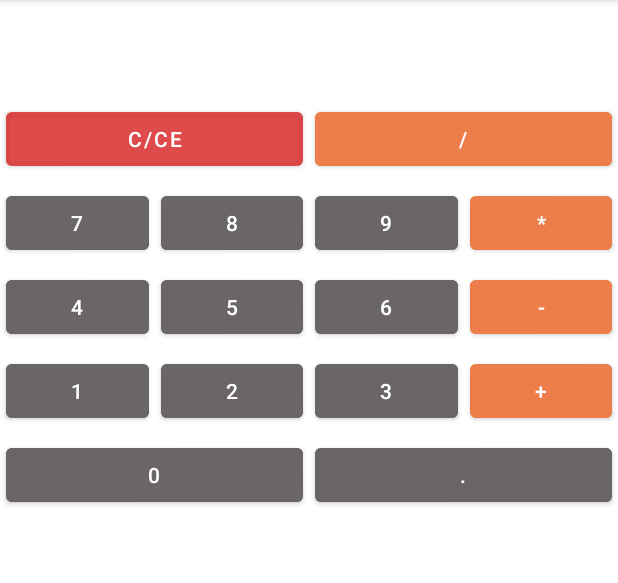
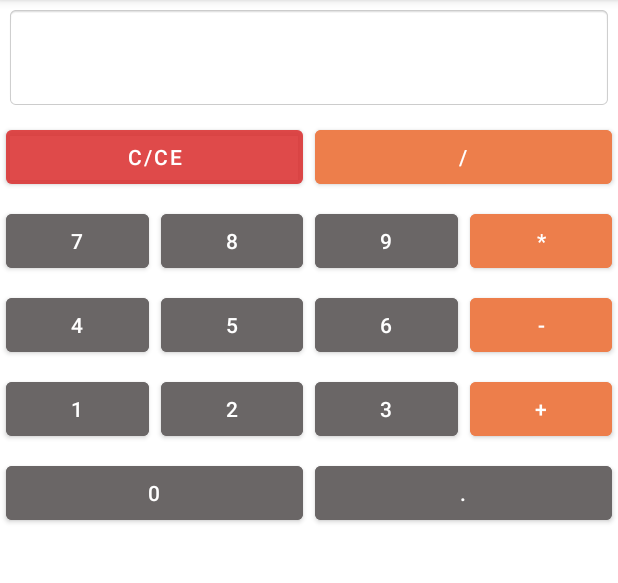
Before and after one commit to RadmirSh/CalculatorV2, an Android app: the screen it shows after launch (CalculatorActivity), on a phone screen of 412 x 824 dp, the part 84-667 px from its top. Run offline under Robolectric (Android 15) with nearby library versions, the phone set to English and light mode, and no system bars.

Commit message:
Изменен стиль в land layout(шрифт,размер,радиус закругления)

```diff
--- a/app/src/main/res/layout-land/activity_calculator.xml
+++ b/app/src/main/res/layout-land/activity_calculator.xml
@@ -3,6 +3,7 @@
     xmlns:tools="http://schemas.android.com/tools"
     android:layout_width="match_parent"
     android:layout_height="match_parent"
+    xmlns:app="http://schemas.android.com/apk/res-auto"
     android:layout_gravity="center"
     android:columnCount="4"
     android:useDefaultMargins="true">
@@ -14,6 +15,7 @@
         android:layout_height="wrap_content"
         android:layout_columnSpan="4"
         android:layout_gravity="fill_horizontal"
+        android:background="@android:drawable/editbox_background"
         android:gravity="end"
         android:textSize="@dimen/textView"
         tools:text="111" />
@@ -23,148 +25,117 @@
         android:id="@+id/zeroing"
         android:layout_width="wrap_content"
         android:layout_height="wrap_content"
-        android:layout_columnSpan="2"
-        android:layout_columnWeight="1"
         android:backgroundTint="@color/red"
-        android:textSize="@dimen/textButton"
-        android:text="@string/key_zeroing" />
+        android:text="@string/key_zeroing"
+        style="@style/CalcBigButtonLand"/>
 
     <com.google.android.material.button.MaterialButton
         android:id="@+id/division"
         android:layout_width="wrap_content"
         android:layout_height="wrap_content"
-        android:layout_columnSpan="2"
-        android:layout_columnWeight="1"
         android:backgroundTint="@color/orange"
-        android:textSize="@dimen/textButton"
-        android:text="@string/key_division" />
+        android:text="@string/key_division"
+        style="@style/CalcBigButtonLand"/>
 
     <com.google.android.material.button.MaterialButton
         android:id="@+id/key_7"
         android:layout_width="wrap_content"
         android:layout_height="wrap_content"
-        android:layout_columnWeight="1"
-        android:backgroundTint="@color/grey"
-        android:textSize="@dimen/textButton"
-        android:text="@string/key_7" />
+        android:text="@string/key_7"
+        style="@style/CalcButtonLand"/>
 
     <com.google.android.material.button.MaterialButton
         android:id="@+id/key_8"
         android:layout_width="wrap_content"
         android:layout_height="wrap_content"
-        android:layout_columnWeight="1"
-        android:backgroundTint="@color/grey"
-        android:textSize="@dimen/textButton"
-        android:text="@string/key_8" />
+        android:text="@string/key_8"
+        style="@style/CalcButtonLand"/>
 
     <com.google.android.material.button.MaterialButton
         android:id="@+id/key_9"
         android:layout_width="wrap_content"
         android:layout_height="wrap_content"
-        android:layout_columnWeight="1"
-        android:backgroundTint="@color/grey"
-        android:textSize="@dimen/textButton"
-        android:text="@string/key_9" />
+        android:text="@string/key_9"
+        style="@style/CalcButtonLand"/>
 
     <com.google.android.material.button.MaterialButton
         android:id="@+id/composition"
         android:layout_width="wrap_content"
         android:layout_height="wrap_content"
-        android:layout_columnWeight="1"
         android:backgroundTint="@color/orange"
-        android:textSize="@dimen/textButton"
-        android:text="@string/key_composition" />
+        android:text="@string/key_composition"
+        style="@style/CalcButtonLand"/>
 
     <com.google.android.material.button.MaterialButton
         android:id="@+id/key_4"
         android:layout_width="wrap_content"
         android:layout_height="wrap_content"
-        android:layout_columnWeight="1"
-        android:backgroundTint="@color/grey"
-        android:textSize="@dimen/textButton"
-        android:text="@string/key_4" />
+        android:text="@string/key_4"
+        style="@style/CalcButtonLand"/>
 
     <com.google.android.material.button.MaterialButton
         android:id="@+id/key_5"
         android:layout_width="wrap_content"
         android:layout_height="wrap_content"
-        android:layout_columnWeight="1"
-        android:backgroundTint="@color/grey"
-        android:textSize="@dimen/textButton"
-        android:text="@string/key_5" />
+        android:text="@string/key_5"
+        style="@style/CalcButtonLand"/>
 
     <com.google.android.material.button.MaterialButton
         android:id="@+id/key_6"
         android:layout_width="wrap_content"
         android:layout_height="wrap_content"
-        android:layout_columnWeight="1"
-        android:backgroundTint="@color/grey"
-        android:textSize="@dimen/textButton"
-        android:text="@string/key_6" />
+        android:text="@string/key_6"
+        style="@style/CalcButtonLand"/>
 
     <com.google.android.material.button.MaterialButton
         android:id="@+id/key_subtraction"
         android:layout_width="wrap_content"
         android:layout_height="wrap_content"
-        android:layout_columnWeight="1"
         android:backgroundTint="@color/orange"
-        android:textSize="@dimen/textButton"
-        android:text="@string/key_subtraction" />
+        android:text="@string/key_subtraction"
+        style="@style/CalcButtonLand"/>
 
     <com.google.android.material.button.MaterialButton
         android:id="@+id/key_1"
         android:layout_width="wrap_content"
         android:layout_height="wrap_content"
-        android:layout_columnWeight="1"
-        android:backgroundTint="@color/grey"
-        android:textSize="@dimen/textButton"
-        android:text="@string/key_1" />
+        android:text="@string/key_1"
+        style="@style/CalcButtonLand"/>
 
     <com.google.android.material.button.MaterialButton
         android:id="@+id/key_2"
         android:layout_width="wrap_content"
         android:layout_height="wrap_content"
-        android:layout_columnWeight="1"
-        android:backgroundTint="@color/grey"
-        android:textSize="@dimen/textButton"
-        android:text="@string/key_2" />
+        android:text="@string/key_2"
+        style="@style/CalcButtonLand"/>
 
     <com.google.android.material.button.MaterialButton
         android:id="@+id/key_3"
         android:layout_width="wrap_content"
         android:layout_height="wrap_content"
-        android:layout_columnWeight="1"
-        android:backgroundTint="@color/grey"
-        android:textSize="@dimen/textButton"
-        android:text="@string/key_3" />
+        android:text="@string/key_3"
+        style="@style/CalcButtonLand"/>
 
     <com.google.android.material.button.MaterialButton
         android:id="@+id/key_addition"
         android:layout_width="wrap_content"
         android:layout_height="wrap_content"
-        android:layout_columnWeight="1"
         android:backgroundTint="@color/orange"
-        android:textSize="@dimen/textButton"
-        android:text="@string/key_addition" />
+        android:text="@string/key_addition"
+        style="@style/CalcButtonLand"/>
 
     <com.google.android.material.button.MaterialButton
         android:id="@+id/key_0"
         android:layout_width="wrap_content"
         android:layout_height="wrap_content"
-        android:layout_columnSpan="2"
-        android:layout_columnWeight="1"
-        android:backgroundTint="@color/grey"
-        android:textSize="@dimen/textButton"
-        android:text="@string/key_0" />
+        android:text="@string/key_0"
+        style="@style/CalcBigButtonLand"/>
 
     <com.google.android.material.button.MaterialButton
         android:id="@+id/dot"
         android:layout_width="wrap_content"
         android:layout_height="wrap_content"
-        android:layout_columnSpan="2"
-        android:layout_columnWeight="1"
-        android:backgroundTint="@color/grey"
-        android:textSize="@dimen/textButton"
-        android:text="@string/key_dot" />
+        android:text="@string/key_dot"
+        style="@style/CalcBigButtonLand"/>
 
 </GridLayout>
--- a/app/src/main/res/layout/activity_calculator.xml
+++ b/app/src/main/res/layout/activity_calculator.xml
@@ -14,6 +14,7 @@
         android:layout_height="wrap_content"
         android:layout_columnSpan="4"
         android:layout_gravity="fill_horizontal"
+        android:background="@android:drawable/editbox_background"
         android:gravity="end"
         android:textSize="@dimen/textView"
         tools:text="111" />
@@ -26,8 +27,8 @@
         android:layout_columnSpan="2"
         android:layout_columnWeight="1"
         android:backgroundTint="@color/red"
-        android:textSize="@dimen/textButton"
-        android:text="@string/key_zeroing" />
+        android:text="@string/key_zeroing"
+        android:textSize="@dimen/textButton" />
 
     <com.google.android.material.button.MaterialButton
         android:id="@+id/division"
@@ -36,8 +37,8 @@
         android:layout_columnSpan="2"
         android:layout_columnWeight="1"
         android:backgroundTint="@color/orange"
-        android:textSize="@dimen/textButton"
-        android:text="@string/key_division" />
+        android:text="@string/key_division"
+        android:textSize="@dimen/textButton" />
 
     <com.google.android.material.button.MaterialButton
         android:id="@+id/key_7"
@@ -45,8 +46,8 @@
         android:layout_height="wrap_content"
         android:layout_columnWeight="1"
         android:backgroundTint="@color/grey"
-        android:textSize="@dimen/textButton"
-        android:text="@string/key_7" />
+        android:text="@string/key_7"
+        android:textSize="@dimen/textButton" />
 
     <com.google.android.material.button.MaterialButton
         android:id="@+id/key_8"
@@ -54,8 +55,8 @@
         android:layout_height="wrap_content"
         android:layout_columnWeight="1"
         android:backgroundTint="@color/grey"
-        android:textSize="@dimen/textButton"
-        android:text="@string/key_8" />
+        android:text="@string/key_8"
+        android:textSize="@dimen/textButton" />
 
     <com.google.android.material.button.MaterialButton
         android:id="@+id/key_9"
@@ -63,8 +64,8 @@
         android:layout_height="wrap_content"
         android:layout_columnWeight="1"
         android:backgroundTint="@color/grey"
-        android:textSize="@dimen/textButton"
-        android:text="@string/key_9" />
+        android:text="@string/key_9"
+        android:textSize="@dimen/textButton" />
 
     <com.google.android.material.button.MaterialButton
         android:id="@+id/composition"
@@ -72,8 +73,8 @@
         android:layout_height="wrap_content"
         android:layout_columnWeight="1"
         android:backgroundTint="@color/orange"
-        android:textSize="@dimen/textButton"
-        android:text="@string/key_composition" />
+        android:text="@string/key_composition"
+        android:textSize="@dimen/textButton" />
 
     <com.google.android.material.button.MaterialButton
         android:id="@+id/key_4"
@@ -81,8 +82,8 @@
         android:layout_height="wrap_content"
         android:layout_columnWeight="1"
         android:backgroundTint="@color/grey"
-        android:textSize="@dimen/textButton"
-        android:text="@string/key_4" />
+        android:text="@string/key_4"
+        android:textSize="@dimen/textButton" />
 
     <com.google.android.material.button.MaterialButton
         android:id="@+id/key_5"
@@ -90,8 +91,8 @@
         android:layout_height="wrap_content"
         android:layout_columnWeight="1"
         android:backgroundTint="@color/grey"
-        android:textSize="@dimen/textButton"
-        android:text="@string/key_5" />
+        android:text="@string/key_5"
+        android:textSize="@dimen/textButton" />
 
     <com.google.android.material.button.MaterialButton
         android:id="@+id/key_6"
@@ -99,8 +100,8 @@
         android:layout_height="wrap_content"
         android:layout_columnWeight="1"
         android:backgroundTint="@color/grey"
-        android:textSize="@dimen/textButton"
-        android:text="@string/key_6" />
+        android:text="@string/key_6"
+        android:textSize="@dimen/textButton" />
 
     <com.google.android.material.button.MaterialButton
         android:id="@+id/key_subtraction"
@@ -108,8 +109,8 @@
         android:layout_height="wrap_content"
         android:layout_columnWeight="1"
         android:backgroundTint="@color/orange"
-        android:textSize="@dimen/textButton"
-        android:text="@string/key_subtraction" />
+        android:text="@string/key_subtraction"
+        android:textSize="@dimen/textButton" />
 
     <com.google.android.material.button.MaterialButton
         android:id="@+id/key_1"
@@ -117,8 +118,8 @@
         android:layout_height="wrap_content"
         android:layout_columnWeight="1"
         android:backgroundTint="@color/grey"
-        android:textSize="@dimen/textButton"
-        android:text="@string/key_1" />
+        android:text="@string/key_1"
+        android:textSize="@dimen/textButton" />
 
     <com.google.android.material.button.MaterialButton
         android:id="@+id/key_2"
@@ -126,8 +127,8 @@
         android:layout_height="wrap_content"
         android:layout_columnWeight="1"
         android:backgroundTint="@color/grey"
-        android:textSize="@dimen/textButton"
-        android:text="@string/key_2" />
+        android:text="@string/key_2"
+        android:textSize="@dimen/textButton" />
 
     <com.google.android.material.button.MaterialButton
         android:id="@+id/key_3"
@@ -135,8 +136,8 @@
         android:layout_height="wrap_content"
         android:layout_columnWeight="1"
         android:backgroundTint="@color/grey"
-        android:textSize="@dimen/textButton"
-        android:text="@string/key_3" />
+        android:text="@string/key_3"
+        android:textSize="@dimen/textButton" />
 
     <com.google.android.material.button.MaterialButton
         android:id="@+id/key_addition"
@@ -144,8 +145,8 @@
         android:layout_height="wrap_content"
         android:layout_columnWeight="1"
         android:backgroundTint="@color/orange"
-        android:textSize="@dimen/textButton"
-        android:text="@string/key_addition" />
+        android:text="@string/key_addition"
+        android:textSize="@dimen/textButton" />
 
     <com.google.android.material.button.MaterialButton
         android:id="@+id/key_0"
@@ -154,8 +155,8 @@
         android:layout_columnSpan="2"
         android:layout_columnWeight="1"
         android:backgroundTint="@color/grey"
-        android:textSize="@dimen/textButton"
-        android:text="@string/key_0" />
+        android:text="@string/key_0"
+        android:textSize="@dimen/textButton" />
 
     <com.google.android.material.button.MaterialButton
         android:id="@+id/dot"
@@ -164,7 +165,7 @@
         android:layout_columnSpan="2"
         android:layout_columnWeight="1"
         android:backgroundTint="@color/grey"
-        android:textSize="@dimen/textButton"
-        android:text="@string/key_dot" />
+        android:text="@string/key_dot"
+        android:textSize="@dimen/textButton" />
 
 </GridLayout>
--- a/app/src/main/res/values/dimens.xml
+++ b/app/src/main/res/values/dimens.xml
@@ -2,4 +2,8 @@
 <resources>
     <dimen name="textButton">14sp</dimen>
     <dimen name="textView">42sp</dimen>
+    <dimen name="bigBtn">42dp</dimen>
+    <dimen name="smallBtn">30dp</dimen>
+    <dimen name="textButtonLand">20sp</dimen>
+
 </resources>
--- /dev/null
+++ b/app/src/main/res/values/styles.xml
@@ -0,0 +1,20 @@
+<?xml version="1.0" encoding="utf-8"?>
+<resources>
+
+    <style name="CalcButtonLand" parent="Widget.MaterialComponents.Button">
+        <item name="android:fontFamily">@font/custom_font</item>
+        <item name="android:backgroundTint">@color/grey</item>
+        <item name="android:textSize">@dimen/textButtonLand</item>
+        <item name="cornerRadius">@dimen/smallBtn</item>
+        <item name="android:layout_columnWeight">1</item>
+    </style>
+    <style name="CalcBigButtonLand" parent="Widget.MaterialComponents.Button">
+        <item name="android:fontFamily">@font/custom_font</item>
+        <item name="android:backgroundTint">@color/grey</item>
+        <item name="android:textSize">@dimen/textButtonLand</item>
+        <item name="cornerRadius">@dimen/bigBtn</item>
+        <item name="android:layout_columnSpan">2</item>
+        <item name="android:layout_columnWeight">1</item>
+    </style>
+
+</resources>
```
